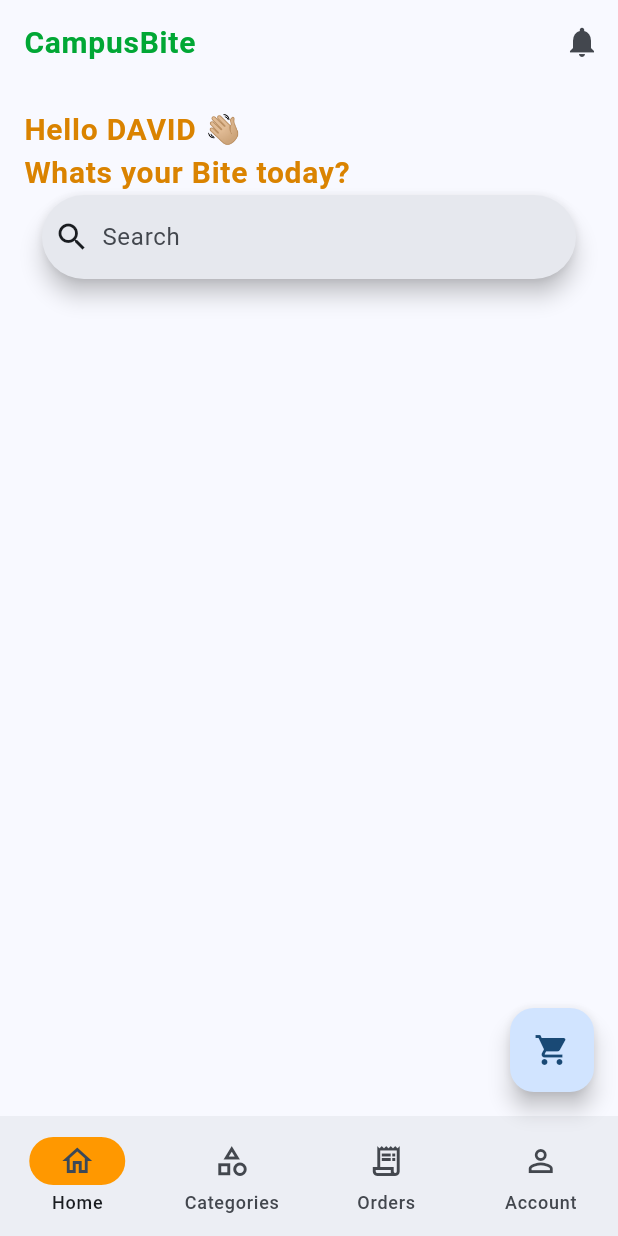
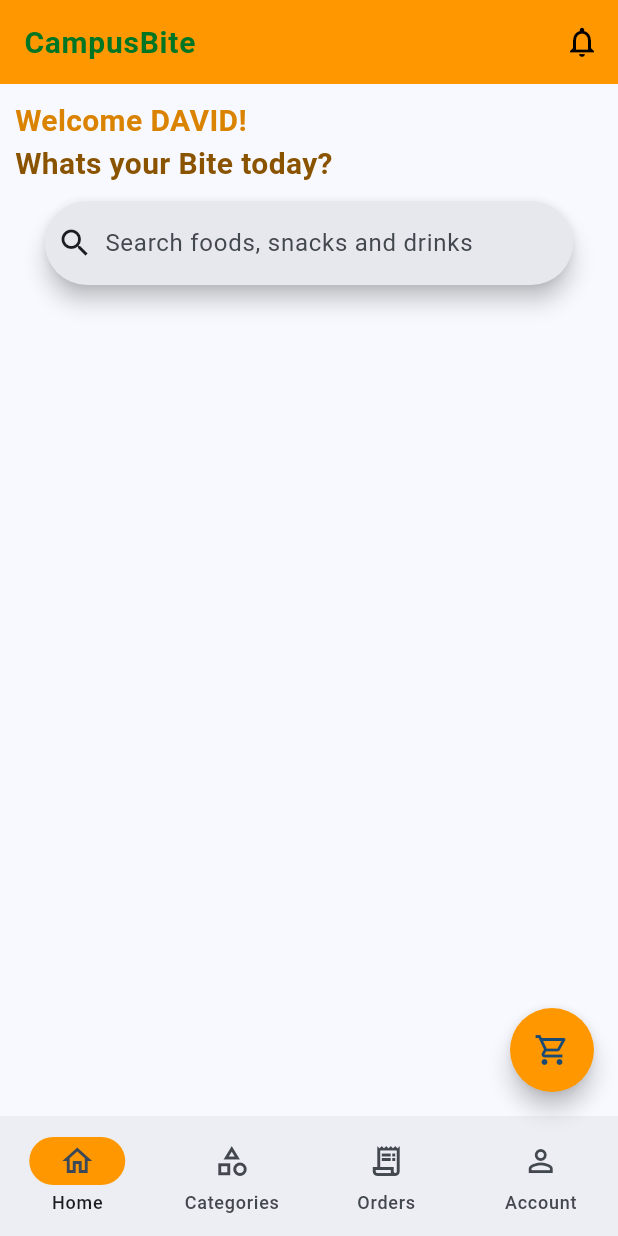
Before and after one commit to davidkivuyo/foodorder, a Flutter app: the screen it shows after launch, on a phone screen of 412 x 824 dp. Run offline on Flutter 3.47's test engine with Material 3 defaults, Android fonts, the phone set to English and light mode, and no system bars.

Commit message:
changed the app name, package name and all icons for android app

```diff
--- a/lib/navigation/bottom_navigation.dart
+++ b/lib/navigation/bottom_navigation.dart
@@ -44,7 +44,7 @@ class _NavigationExampleState extends State<MainScreen> {
          title: Text(
                 'CampusBite',
                     style: TextStyle(
-                    color: Color.fromARGB(255, 1, 167, 53),
+                    color: Color.fromARGB(255, 0, 118, 37),
                     letterSpacing: .5,
                     fontSize: 20,
                     fontWeight: FontWeight.bold,
@@ -59,33 +59,26 @@ class _NavigationExampleState extends State<MainScreen> {
                 ),
                 );
                 },
-                icon: Icon(Icons.notifications)
+                icon: Icon(Icons.notifications_outlined)
                 ),
-              ]
-
+              ],
+        backgroundColor: Colors.orange,
+        foregroundColor: Colors.black,
+        elevation: 0,
       ),
 
       // body
       body: _pages[currentPageIndex],
-      /*body: Center(
-        child: ElevatedButton(
-          child: Text('Account'),
-          onPressed: () {
-            Navigator.push(
-              context,
-              MaterialPageRoute(
-                builder: (_) => AboutScreen(),
-                ),
-                );
-                },
-        ),),*/
+
 
       // shopping cart icon
       floatingActionButton: FloatingActionButton(
-        child: Icon(Icons.shopping_cart),
+        backgroundColor: Colors.orange,
+        shape: CircleBorder(),
         onPressed: () {
           print("pressed");
         },
+        child: Icon(Icons.shopping_cart_outlined),
       ),
 
       // bottom navigation bar
--- a/lib/screens/home_screen.dart
+++ b/lib/screens/home_screen.dart
@@ -11,24 +11,33 @@ class HomeScreen extends StatelessWidget {
       body: SafeArea(
         child: SingleChildScrollView(
           child: Padding(
-            padding: const EdgeInsets.all(16.0),
+            padding: const EdgeInsets.all(10.0),
             child: Column(
               crossAxisAlignment: CrossAxisAlignment.start,
               children: [
                   Text(
-                    'Hello $firstname 👋🏼\nWhats your Bite today?',
+                    'Welcome $firstname!',
                     style: TextStyle(
                     color: Color.fromARGB(255, 218, 131, 0),
-                    letterSpacing: .5,
+                    letterSpacing: .25,
                     fontSize: 20,
                     fontWeight: FontWeight.bold,
                      ),
                   ),
+                  Text(
+                    'Whats your Bite today?',
+                    style: TextStyle(
+                    color: Color.fromARGB(255, 138, 83, 0),
+                    letterSpacing: .25,
+                    fontSize: 20,
+                    fontWeight: FontWeight.bold,
+                  ),
+                  ),
                    Container(
-                  padding: const EdgeInsets.symmetric(horizontal: 12),
+                  padding: const EdgeInsets.symmetric(horizontal: 20.0, vertical: 10.0),
                   child: SearchBar(
                     leading: Icon(Icons.search),
-                    hintText: 'Search',
+                    hintText: 'Search foods, snacks and drinks',
                   )
                 ),
               ],
--- a/pubspec.yaml
+++ b/pubspec.yaml
@@ -1,4 +1,4 @@
-name: flutter_application_1
+name: campusbite
 description: "A new Flutter project."
 publish_to: 'none'
 version: 0.1.0+1
```
Also changed, not shown: 11 other files.
